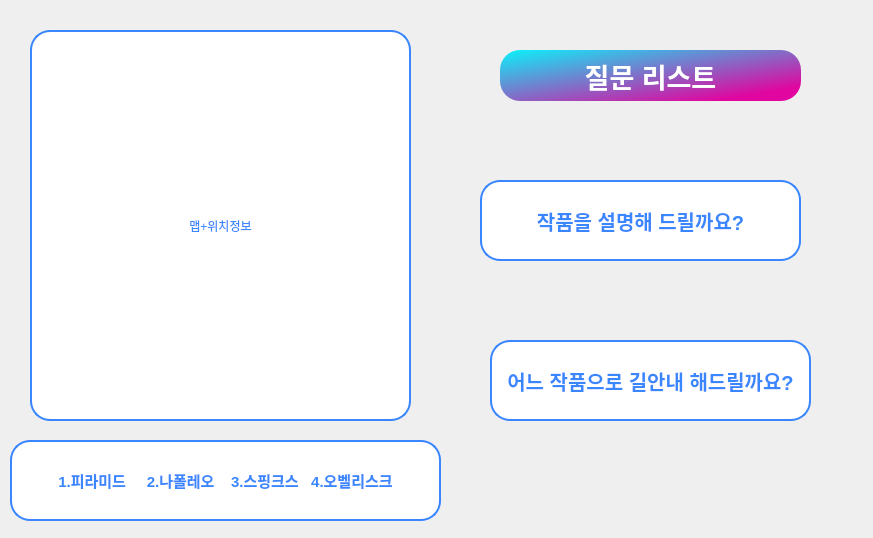
addinedu-ros-4th/ros-repo-5, file PAM_User/user_package/resource/User_GUI.ui: the form before one commit.
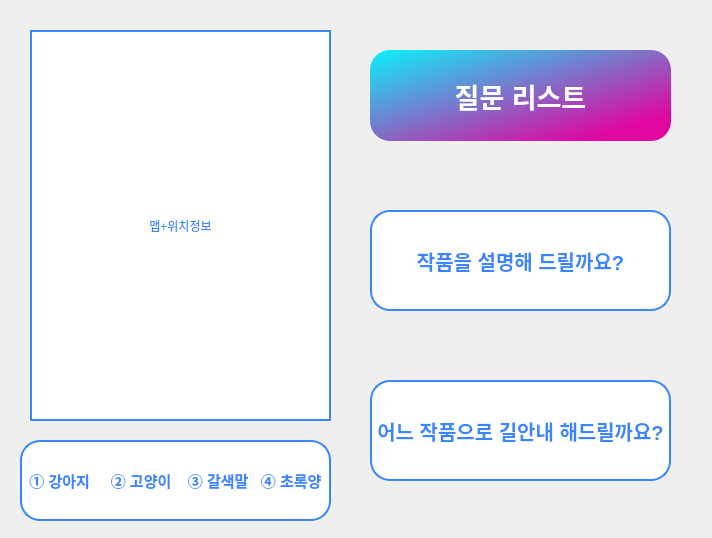
The form after the commit.

Diff of the .ui file:
```diff
--- a/PAM_User/user_package/resource/User_GUI.ui
+++ b/PAM_User/user_package/resource/User_GUI.ui
@@ -6,7 +6,7 @@
    <rect>
     <x>0</x>
     <y>0</y>
-    <width>873</width>
+    <width>712</width>
     <height>538</height>
    </rect>
   </property>
@@ -18,7 +18,7 @@
     <rect>
      <x>30</x>
      <y>30</y>
-     <width>381</width>
+     <width>301</width>
      <height>391</height>
     </rect>
    </property>
@@ -26,7 +26,7 @@
     <string notr="true">color: rgb(58, 134, 255);
 	background-color: white;
 	border: 2px solid rgb(58, 134, 255);
-	border-radius: 20px;</string>
+</string>
    </property>
    <property name="text">
     <string>맵+위치정보</string>
@@ -38,10 +38,10 @@
   <widget class="QLabel" name="Question_label">
    <property name="geometry">
     <rect>
-     <x>500</x>
+     <x>370</x>
      <y>50</y>
      <width>301</width>
-     <height>51</height>
+     <height>91</height>
     </rect>
    </property>
    <property name="font">
@@ -69,10 +69,10 @@
   <widget class="QLabel" name="Question_1">
    <property name="geometry">
     <rect>
-     <x>480</x>
-     <y>180</y>
-     <width>321</width>
-     <height>81</height>
+     <x>370</x>
+     <y>210</y>
+     <width>301</width>
+     <height>101</height>
     </rect>
    </property>
    <property name="font">
@@ -98,9 +98,9 @@
   <widget class="QLabel" name="Art_name">
    <property name="geometry">
     <rect>
-     <x>10</x>
+     <x>20</x>
      <y>440</y>
-     <width>431</width>
+     <width>311</width>
      <height>81</height>
     </rect>
    </property>
@@ -118,7 +118,7 @@
 	border-radius: 20px;</string>
    </property>
    <property name="text">
-    <string>1.피라미드     2.나폴레오    3.스핑크스   4.오벨리스크</string>
+    <string>① 강아지     ② 고양이    ③ 갈색말   ④ 초록양</string>
    </property>
    <property name="alignment">
     <set>Qt::AlignCenter</set>
@@ -127,10 +127,10 @@
   <widget class="QLabel" name="Question_2">
    <property name="geometry">
     <rect>
-     <x>490</x>
-     <y>340</y>
-     <width>321</width>
-     <height>81</height>
+     <x>370</x>
+     <y>380</y>
+     <width>301</width>
+     <height>101</height>
     </rect>
    </property>
    <property name="font">
```
